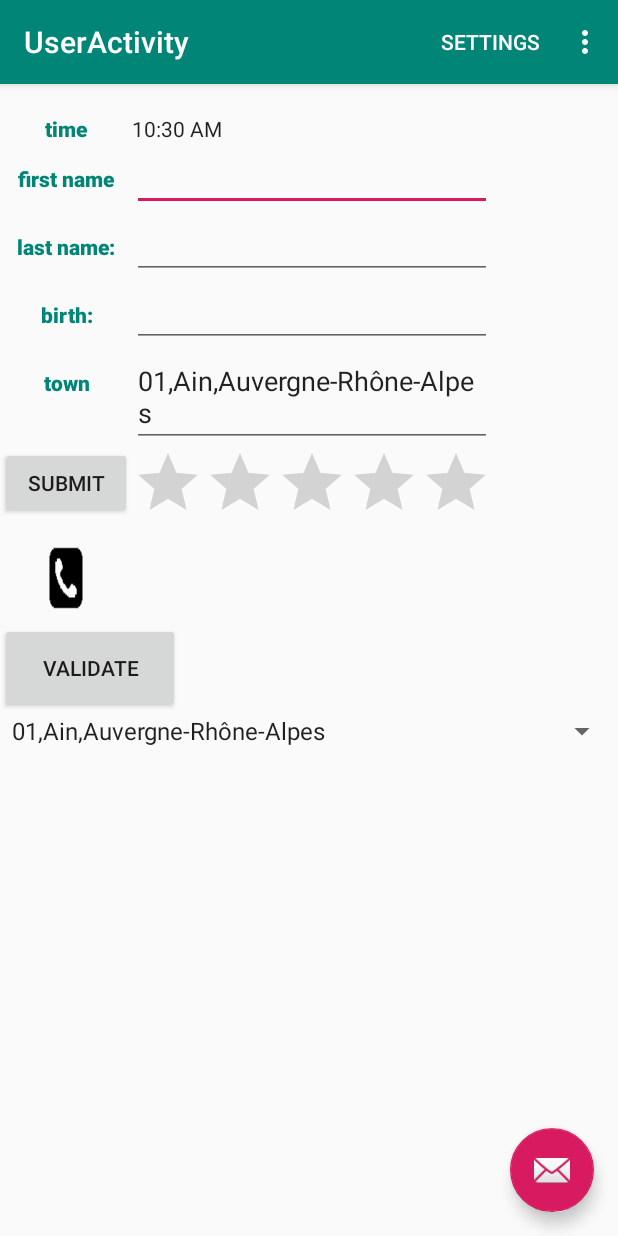
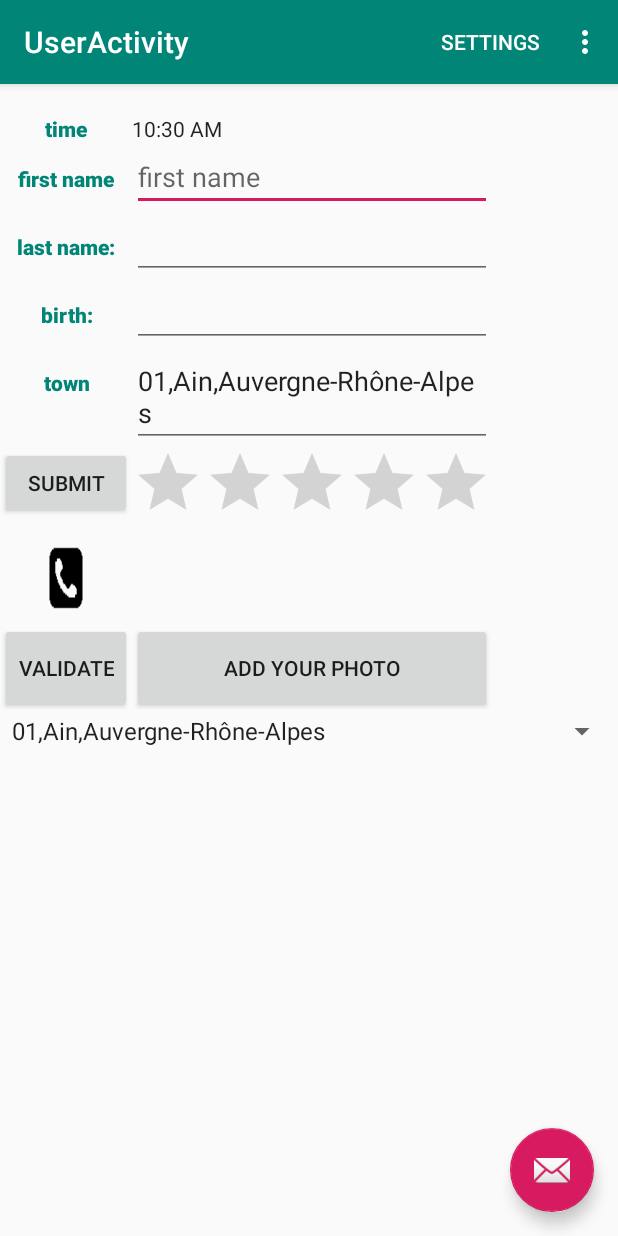
Before and after one commit to francoisauxietre/mmmtp1, an Android app: the UserActivity screen opened directly, with no data from a screen before it, on a phone screen of 412 x 824 dp. Run offline under Robolectric (Android 15) with nearby library versions, the phone set to English and light mode, and no system bars.

Commit message:
Add photo to user-Activity

```diff
--- a/tp1/app/src/main/AndroidManifest.xml
+++ b/tp1/app/src/main/AndroidManifest.xml
@@ -1,6 +1,11 @@
 <?xml version="1.0" encoding="utf-8"?>
 <manifest xmlns:android="http://schemas.android.com/apk/res/android"
     package="com.tp1">
+
+    <uses-permission android:name="android.permission.READ_EXTERNAL_STORAGE"/>
+    <uses-permission android:name="android.permission.WRITE_EXTERNAL_STORAGE"/>
+    <uses-permission android:name="android.permission.CAMERA" />
+
 
     <application
         android:allowBackup="true"
--- a/tp1/app/src/main/java/com/tp1/MainActivity.java
+++ b/tp1/app/src/main/java/com/tp1/MainActivity.java
@@ -53,6 +53,8 @@ public class MainActivity extends AppCompatActivity {
                 finish();
             }
         });
+
+
 
 
     }
--- a/tp1/app/src/main/java/com/tp1/UserActivity.java
+++ b/tp1/app/src/main/java/com/tp1/UserActivity.java
@@ -8,6 +8,7 @@ import android.os.Bundle;
 
 import com.google.android.material.floatingactionbutton.FloatingActionButton;
 import com.google.android.material.snackbar.Snackbar;
+import com.google.android.material.textfield.TextInputEditText;
 import com.tp1.model.User;
 
 import androidx.appcompat.app.AppCompatActivity;
@@ -34,6 +35,7 @@ public class UserActivity extends AppCompatActivity implements AdapterView.OnIte
     private Button buttonValidate;
     private Button buttonSubmit;
     private ImageButton buttonPhone;
+    private Button buttonAddPhoto;
 
     private String first_name_text;
     private String last_name_text;
@@ -95,7 +97,7 @@ public class UserActivity extends AppCompatActivity implements AdapterView.OnIte
 
 
                 //                recuperation des donnees
-                town_edit_text = (EditText) findViewById(R.id.town_edit_text);
+                town_edit_text = (TextInputEditText) findViewById(R.id.town_edit_text);
                 town_text = town_edit_text.getText().toString();
                 Log.i("info", town_text);
 
@@ -111,6 +113,7 @@ public class UserActivity extends AppCompatActivity implements AdapterView.OnIte
             }
         });
 
+        //bouton submit pour envoyer le nombre d'etoiles
         this.buttonSubmit = findViewById(R.id.button_submit);
         this.buttonSubmit.setOnClickListener(new View.OnClickListener() {
             @Override
@@ -124,6 +127,7 @@ public class UserActivity extends AppCompatActivity implements AdapterView.OnIte
             }
         });
 
+        // bouton numero de telephone
         this.buttonPhone = findViewById(R.id.button_phone);
         this.buttonPhone.setOnClickListener(new View.OnClickListener() {
             @Override
@@ -135,7 +139,15 @@ public class UserActivity extends AppCompatActivity implements AdapterView.OnIte
             }
         });
 
-
+        //   bouton pour ajouter une image a son profil
+        this.buttonAddPhoto = findViewById(R.id.button_add_photo);
+        this.buttonAddPhoto.setOnClickListener(new View.OnClickListener() {
+            @Override
+            public void onClick(View v) {
+                Intent photo_intent = new Intent(getApplicationContext(), PhotoActivity.class);
+                startActivity(photo_intent);
+            }
+        });
     }
 
 
--- a/tp1/app/src/main/res/layout/content_user.xml
+++ b/tp1/app/src/main/res/layout/content_user.xml
@@ -11,8 +11,8 @@
     <LinearLayout
         android:layout_width="wrap_content"
         android:layout_height="wrap_content"
+        android:layout_marginTop="20dp"
         android:orientation="vertical"
-        android:layout_marginTop="20dp"
         app:layout_constraintBottom_toBottomOf="parent"
         app:layout_constraintEnd_toEndOf="parent"
         app:layout_constraintHorizontal_bias="0.0"
@@ -33,9 +33,9 @@
                     android:layout_height="wrap_content"
                     android:layout_column="1"
                     android:fontFamily="sans-serif-black"
+                    android:text="@string/time"
                     android:textAlignment="center"
-                    android:textColor="@color/colorPrimary"
-                    android:text="@string/time" />
+                    android:textColor="@color/colorPrimary" />
 
                 <TextClock
                     android:id="@+id/textClock"
@@ -51,16 +51,19 @@
                     android:id="@+id/first_name_text_view"
                     android:layout_width="wrap_content"
                     android:layout_height="wrap_content"
+                    android:layout_column="1"
                     android:fontFamily="sans-serif-black"
+                    android:text="@string/first_name"
+
                     android:textAlignment="center"
-                    android:textColor="@color/colorPrimary"
-                    android:layout_column="1"
-                    android:text="@string/first_name" />
+                    android:textColor="@color/colorPrimary" />
 
                 <EditText
                     android:id="@+id/first_name_edit_text"
                     android:layout_width="wrap_content"
                     android:layout_height="wrap_content"
+                    android:ems="10"
+                    android:hint="@string/first_name"
                     android:width="200px" />
             </TableRow>
 
@@ -73,9 +76,9 @@
                     android:layout_height="wrap_content"
                     android:layout_column="1"
                     android:fontFamily="sans-serif-black"
+                    android:text="@string/last_name"
                     android:textAlignment="center"
-                    android:textColor="@color/colorPrimary"
-                    android:text="@string/last_name" />
+                    android:textColor="@color/colorPrimary" />
 
                 <EditText
                     android:id="@+id/last_name_edit_text"
@@ -92,11 +95,11 @@
                     android:id="@+id/birth_text_view"
                     android:layout_width="wrap_content"
                     android:layout_height="wrap_content"
+                    android:layout_column="1"
                     android:fontFamily="sans-serif-black"
+                    android:text="@string/birth"
                     android:textAlignment="center"
-                    android:textColor="@color/colorPrimary"
-                    android:layout_column="1"
-                    android:text="@string/birth" />
+                    android:textColor="@color/colorPrimary" />
 
                 <EditText
                     android:id="@+id/birth_edit_text"
@@ -112,13 +115,13 @@
                     android:id="@+id/town_text_view"
                     android:layout_width="wrap_content"
                     android:layout_height="wrap_content"
+                    android:layout_column="1"
                     android:fontFamily="sans-serif-black"
+                    android:text="@string/town"
                     android:textAlignment="center"
-                    android:textColor="@color/colorPrimary"
-                    android:layout_column="1"
-                    android:text="@string/town" />
+                    android:textColor="@color/colorPrimary" />
 
-                <EditText
+                <com.google.android.material.textfield.TextInputEditText
                     android:id="@+id/town_edit_text"
                     android:layout_width="wrap_content"
                     android:layout_height="wrap_content"
@@ -142,6 +145,7 @@
             </TableRow>
 
             <TableRow>
+
                 <ImageButton
                     android:id="@+id/button_phone"
                     android:layout_width="60dp"
@@ -149,38 +153,39 @@
                     android:layout_column="1"
                     android:background="@drawable/icone_phone"
                     android:focusable="true" />
+
+
                 <TextView
                     android:id="@+id/phone_number_text_view"
                     android:layout_width="120dp"
                     android:layout_height="50dp"
                     android:layout_column="2"
                     android:fontFamily="sans-serif-black"
+                    android:text=""
                     android:textAlignment="center"
-                    android:textColor="@color/colorPrimary"
-                    android:text="" />
-
-
-
-
+                    android:textColor="@color/colorPrimary" />
+            </TableRow>
+            <TableRow>
+                <Button
+                    android:id="@+id/button_validate"
+                    android:layout_width="fill_parent"
+                    android:layout_height="60dp"
+                    android:layout_column="1"
+                    android:layout_gravity="bottom"
+                    android:layout_weight="40"
+                    android:text="@string/button_validate" />
+                <Button
+                    android:id="@+id/button_add_photo"
+                    android:layout_width="fill_parent"
+                    android:layout_height="60dp"
+                    android:layout_column="2"
+                    android:layout_gravity="bottom"
+                    android:layout_weight="40"
+                    android:text="@string/add_photo" />
             </TableRow>
         </TableLayout>
 
 
-        <LinearLayout
-            android:layout_width="120dp"
-            android:layout_height="60dp"
-            android:orientation="vertical">
-
-
-            <Button
-                android:id="@+id/button_validate"
-                android:layout_width="fill_parent"
-                android:layout_height="60dp"
-                android:layout_gravity="bottom"
-                android:layout_weight="40"
-                android:text="@string/button_validate" />
-
-        </LinearLayout>
         <Spinner
             android:id="@+id/town_spinner"
             android:layout_width="wrap_content"
--- a/tp1/app/src/main/res/values/strings.xml
+++ b/tp1/app/src/main/res/values/strings.xml
@@ -34,6 +34,7 @@
     <string name="delete">delete</string>
     <string name="save">save</string>
     <string name="button_save_profile">save profile</string>
+    <string name="add_photo">add your photo</string>
 
 
 </resources>
```
Also changed, not shown: tp1/app/src/main/java/com/tp1/PhotoActivity.java (+105 -2 lines), tp1/app/src/main/res/layout/activity_photo.xml (+4 -4 lines), tp1/app/src/main/res/drawable-v24/icone_camera.png (renamed from tp1/app/src/main/res/drawable-v24/camera.png), tp1/app/src/main/res/drawable-v24/icone_profil.png (renamed from tp1/app/src/main/res/drawable-v24/icone_profile.png), 2 other files.
